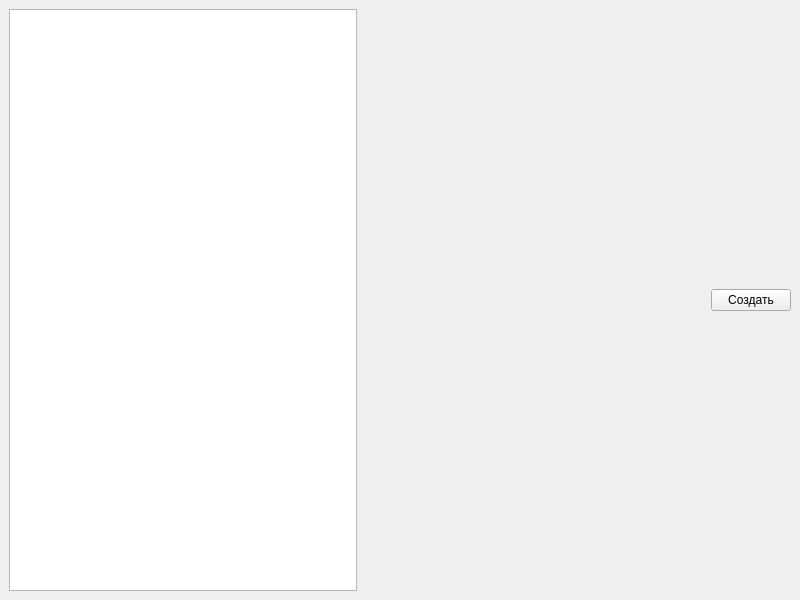
This is Scheduler/mainwindow.ui in Tivlas/task-scheduler as Qt 5 draws it before an edit. The edited form follows.
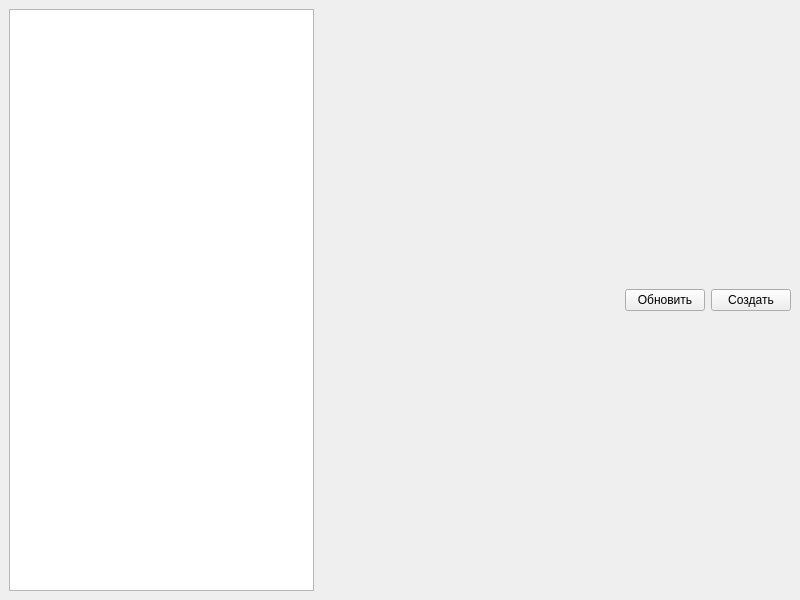
This is the edited form.

Patch:
```diff
--- a/Scheduler/mainwindow.ui
+++ b/Scheduler/mainwindow.ui
@@ -33,6 +33,13 @@
         </property>
        </spacer>
       </item>
+      <item>
+       <widget class="QPushButton" name="refreshButton">
+        <property name="text">
+         <string>Обновить</string>
+        </property>
+       </widget>
+      </item>
       <item>
        <widget class="QPushButton" name="createButton">
         <property name="text">
```
